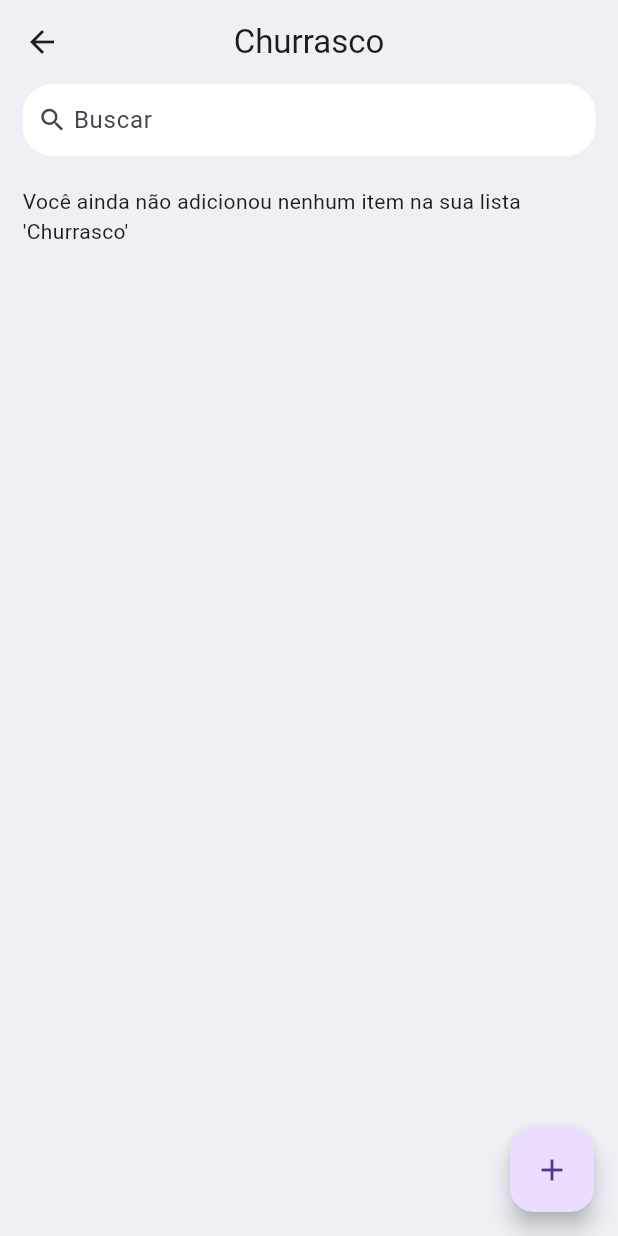
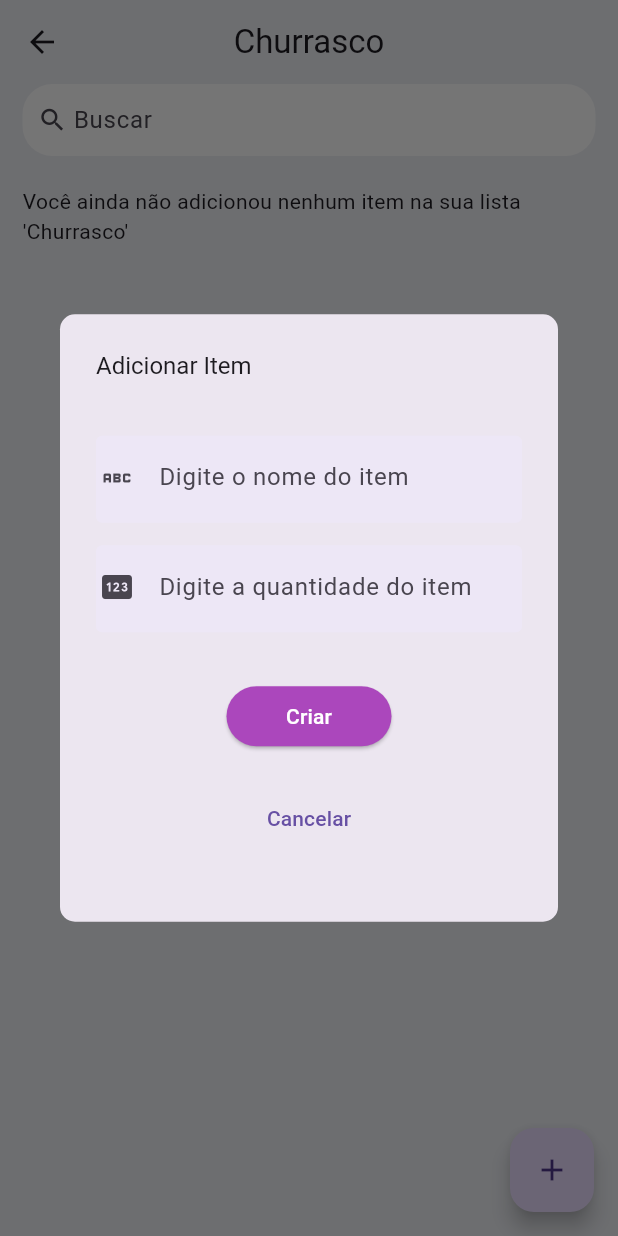
Before and after one commit to Alequeixam/Aplicativo-de-Lista-de-Compras, a Flutter app: the Itens screen opened directly with sample values from the repository, after a tap on the "add" icon, on a phone screen of 412 x 824 dp. Run offline on Flutter 3.47's test engine with Material 3 defaults, Android fonts, the phone set to English and light mode, and no system bars; our stand-ins replace device_preview, email_validator.

Commit message:
read, create e delete implementado

```diff
--- a/app_lista_compras/lib/model/item.dart
+++ b/app_lista_compras/lib/model/item.dart
@@ -1,7 +1,18 @@
 class Item {
-  final String nome;
-  final int qtde;
+  final String? nome;
+  final String? qtde;
+  bool isDone;
 
 
-  Item(this.nome, this.qtde);
+  Item({required this.nome, required this.qtde, this.isDone = false});
+
+  static List<Item> listaTeste(){
+    return [
+      Item(nome: "Pao de aio", qtde:  "10"),
+      Item(nome: "Picanha", qtde: "3kg"),
+      Item(nome: "Linguiça", qtde: "5kg"),
+      Item(nome: "Cerveja X", qtde: "10 far"),
+
+    ];
+  }
 }
--- a/app_lista_compras/lib/view/itens_view.dart
+++ b/app_lista_compras/lib/view/itens_view.dart
@@ -1,6 +1,6 @@
 // ignore_for_file: prefer_const_constructors, prefer_const_literals_to_create_immutables
 
-import 'package:app_lista_compras/view/criar_lista_view.dart';
+import 'package:app_lista_compras/model/item.dart';
 import 'package:flutter/material.dart';
 import '../model/lista.dart';
 
@@ -16,16 +16,17 @@ class _ItensState extends State<Itens> {
   //Identificador do formulário
   final _formKey = GlobalKey<FormState>();
 
-  final TextEditingController _nomeLista = TextEditingController();
+  final TextEditingController _nomeItem = TextEditingController();
+  final TextEditingController _qtdItem = TextEditingController();
 
-  List<Lista> listasTeste = Lista.listaTeste();
-  final List<Lista> _listas = List.empty(growable: true);
+  List<Item> itensTeste = Item.listaTeste();
+  List<Item> _itens = List.empty(growable: true);
 
-  /*@override
+  /* @override
   void initState() {
-    _listas.add(Lista(nome: "AAAA", itens: List.empty()));
+    _itens.add(Item.listaTeste());
     super.initState();
-  }*/
+  } */
 
   @override
   Widget build(BuildContext context) {
@@ -46,19 +47,46 @@ class _ItensState extends State<Itens> {
                   children: [
                     barraDeBusca(),
                     SizedBox(height: 20),
-                    _listas.isEmpty
-                        ? Text("Você ainda não adicionou nenhum item na sua lista '${widget.lista.nome}'")
+                    _itens.isEmpty
+                        ? Text(
+                            "Você ainda não adicionou nenhum item na sua lista '${widget.lista.nome}'")
                         : Expanded(
                             child: ListView.builder(
-                              itemCount: _listas.length,
+                              itemCount: _itens.length,
                               itemBuilder: (context, index) {
                                 return Card(
                                   child: ListTile(
+                                    leading: IconButton(
+                                      icon: Icon(_itens[index].isDone
+                                          ? Icons.check_box
+                                          : Icons.check_box_outline_blank),
+                                      onPressed: () {
+                                        setState(() {
+                                          _itens[index].isDone = !_itens[index].isDone;
+                                        });
+                                      },
+                                    ),
+                                    trailing: IconButton(
+                                      icon: Icon(
+                                          Icons.delete_sharp),
+                                      onPressed: () {
+                                        setState(() {
+                                          _itens.removeAt(index);
+                                        });
+                                      },
+                                    ),
+
                                     onTap: () {},
                                     title: Text(
-                                      _listas[index].nome,
+                                      _itens[index].nome!,
                                       style: TextStyle(
                                         fontSize: 10,
+                                        color: Colors.black,
+                                      ),
+                                    ),
+                                    subtitle: Text(
+                                      _itens[index].qtde!,
+                                      style: TextStyle(
                                         color: Colors.black,
                                       ),
                                     ),
@@ -66,7 +94,7 @@ class _ItensState extends State<Itens> {
                                 );
                               },
                             ),
-                          )
+                          ),
                   ],
                 ),
               ),
@@ -75,9 +103,123 @@ class _ItensState extends State<Itens> {
         ],
       ),
       floatingActionButton: FloatingActionButton(
-        onPressed: (){},
+        onPressed: criarItem,
         child: Icon(Icons.add),
       ),
+    );
+  }
+
+  salvarItem() {
+    if (_formKey.currentState!.validate()) {
+      setState(() {
+        _itens.add(Item(nome: _nomeItem.text, qtde: _qtdItem.text));
+        _nomeItem.clear();
+        _qtdItem.clear();
+      });
+      Navigator.pop(context);
+      ScaffoldMessenger.of(context).showSnackBar(
+        SnackBar(
+          content: Text("Item adicionado com sucesso"),
+        ),
+      );
+    }
+  }
+
+  criarItem() {
+    showDialog(
+      context: context,
+      builder: (context) {
+        return AlertDialog(
+          shape: RoundedRectangleBorder(
+            borderRadius: BorderRadius.all(
+              Radius.circular(10.0),
+            ),
+          ),
+          title: Text(
+            "Adicionar Item",
+            style: TextStyle(
+              fontSize: 16,
+            ),
+          ),
+          content: Container(
+            height: 320,
+            child: Form(
+              key: _formKey,
+              child: Column(
+                children: [
+                  SizedBox(height: 20),
+                  Container(
+                    padding: EdgeInsets.fromLTRB(2, 0, 0, 2),
+                    decoration: BoxDecoration(
+                      borderRadius: BorderRadius.circular(4),
+                      color: Colors.deepPurple[50],
+                    ),
+                    child: TextFormField(
+                      controller: _nomeItem,
+                      decoration: InputDecoration(
+                        labelText: 'Digite o nome do item',
+                        icon: Icon(Icons.abc),
+                        border: InputBorder.none,
+                      ),
+                      validator: (nome) {
+                        if (nome == null || nome.isEmpty) {
+                          return 'Por favor, digite o nome do item';
+                        }
+                        return null;
+                      },
+                    ),
+                  ),
+                  SizedBox(height: 15),
+                  Container(
+                    padding: EdgeInsets.fromLTRB(2, 0, 0, 2),
+                    decoration: BoxDecoration(
+                      borderRadius: BorderRadius.circular(4),
+                      color: Colors.deepPurple[50],
+                    ),
+                    child: TextFormField(
+                      controller: _qtdItem,
+                      decoration: InputDecoration(
+                        labelText: 'Digite a quantidade do item',
+                        hintText:
+                            'Você pode digitar também a unidade de medida',
+                        icon: Icon(Icons.pin),
+                        border: InputBorder.none,
+                      ),
+                      validator: (qtd) {
+                        if (qtd == null || qtd.isEmpty) {
+                          return 'Por favor, digite a quantidade do item';
+                        }
+                        return null;
+                      },
+                    ),
+                  ),
+                  SizedBox(height: 32),
+                  ElevatedButton(
+                    onPressed: salvarItem,
+                    style: ElevatedButton.styleFrom(
+                      minimumSize: Size(110, 40),
+                      backgroundColor: Colors.purple[400],
+                    ),
+                    child: Text(
+                      "Criar",
+                      style: TextStyle(color: Colors.white),
+                    ),
+                  ),
+                  SizedBox(height: 20),
+                  TextButton(
+                    onPressed: () {
+                      Navigator.of(context).pop();
+                    },
+                    child: Text(
+                      "Cancelar",
+                    ),
+                  ),
+                ],
+              ),
+            ),
+          ),
+        );
+      },
     );
   }
 }
```
Lines whose indentation alone changed are shown as unchanged.
